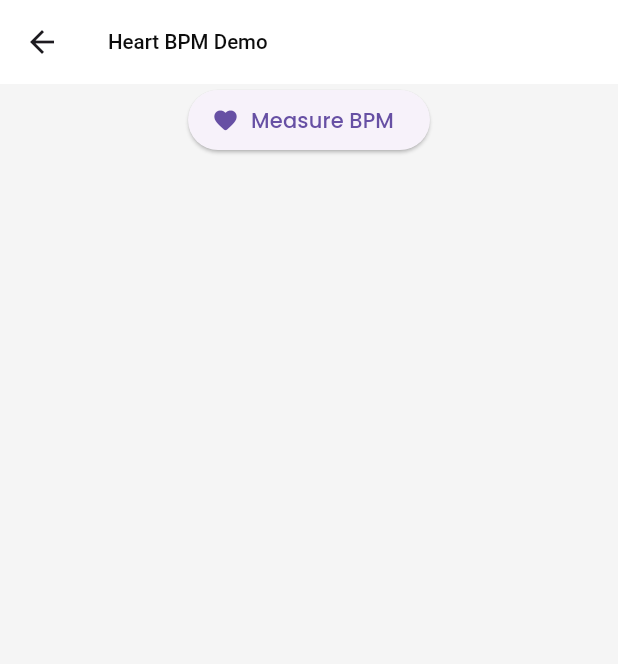
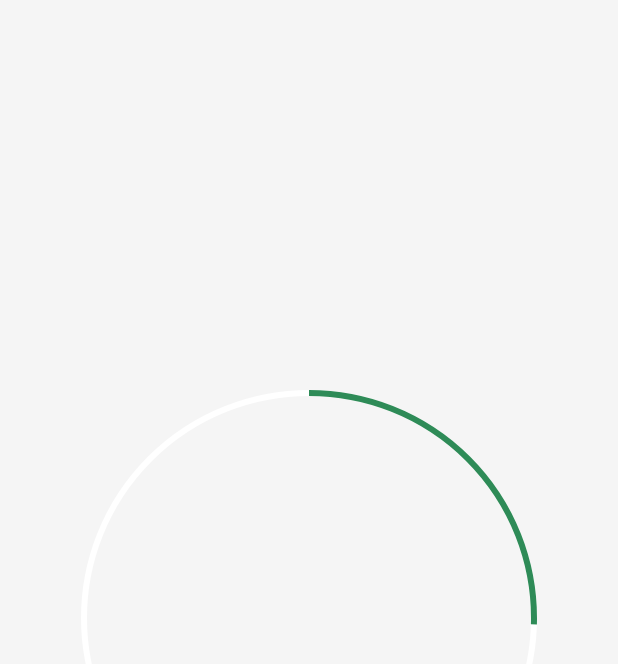
Before and after one commit to iamVictorSam/heart_beat_app, a Flutter app: the HomePage screen opened directly, on a phone screen of 412 x 824 dp. Shown: the top 664 px of the screen. Run offline on Flutter 3.47's test engine with Material 3 defaults, Android fonts, the phone set to English and light mode, and no system bars; our stand-ins replace flutter_screenutil, flutter_spinkit, gap, get, google_fonts; missing offline and left inert: heart_bpm.

Commit message:
working on ui

```diff
--- /dev/null
+++ b/lib/home/home.dart
@@ -0,0 +1,179 @@
+import 'dart:async';
+
+import 'package:flutter/material.dart';
+import 'package:flutter_screenutil/flutter_screenutil.dart';
+import 'package:flutter_spinkit/flutter_spinkit.dart';
+import 'package:heart_beat_app/helpers/constants.dart';
+import 'package:heart_bpm/chart.dart';
+import 'package:heart_bpm/heart_bpm.dart';
+
+class HomePage extends StatefulWidget {
+  const HomePage({super.key});
+
+  @override
+  _HomePageState createState() => _HomePageState();
+}
+
+class _HomePageState extends State<HomePage> {
+  List<SensorValue> data = [];
+  List<SensorValue> bpmValues = [];
+  //  Widget chart = BPMChart(data);
+
+  bool isBPMEnabled = false;
+  Widget? dialog;
+  double _progress = 0.0; // Track progress (0.0 to 1.0)
+  Timer? _timer;
+
+  @override
+  void initState() {
+    super.initState();
+    _startTimer();
+  }
+
+  @override
+  void dispose() {
+    _timer?.cancel();
+    super.dispose();
+  }
+
+  void _startTimer() {
+    _timer = Timer.periodic(const Duration(milliseconds: 50), (timer) {
+      setState(() {
+        _progress += 0.0067; // Increment progress by 1/15 every 50ms
+        if (_progress >= 1.0) {
+          _timer?.cancel(); // Stop timer when progress reaches 1.0
+        }
+      });
+    });
+  }
+
+  @override
+  Widget build(BuildContext context) {
+    return Scaffold(
+      backgroundColor: Colors.grey.shade100,
+      // appBar: AppBar(
+      //   backgroundColor: Colors.white,
+      //   title: const Text('Heart BPM Demo'),
+      // ),
+      body: Column(
+        crossAxisAlignment: CrossAxisAlignment.center,
+        mainAxisAlignment: MainAxisAlignment.center,
+        children: [
+          isBPMEnabled
+              ? dialog = HeartBPMDialog(
+                  context: context,
+                  showTextValues: true,
+                  alpha: 1,
+                  borderRadius: 100,
+                  sampleDelay: 5000 ~/ 70,
+                  onRawData: (value) {
+                    setState(() {
+                      if (data.length >= 100) data.removeAt(0);
+                      data.add(value);
+                    });
+                    // chart = BPMChart(data);
+                  },
+                  onBPM: (value) => setState(() {
+                    if (bpmValues.length >= 100) bpmValues.removeAt(0);
+                    bpmValues.add(SensorValue(
+                        value: value.toDouble(), time: DateTime.now()));
+                  }),
+                  // sampleDelay: 1000 ~/ 20,
+                  // child: Container(
+                  //   height: 50,
+                  //   width: 100,
+                  //   child: BPMChart(data),
+                  // ),
+                )
+              : const SizedBox(),
+          isBPMEnabled && data.isNotEmpty
+              ? Container(
+                  decoration: BoxDecoration(border: Border.all()),
+                  height: 180,
+                  child: BPMChart(data),
+                )
+              : const SizedBox(),
+          isBPMEnabled && bpmValues.isNotEmpty
+              ? Container(
+                  decoration: BoxDecoration(border: Border.all()),
+                  constraints: const BoxConstraints.expand(height: 180),
+                  child: BPMChart(bpmValues),
+                )
+              : const SizedBox(),
+          // Center(
+          //   child: ElevatedButton.icon(
+          //     icon: const Icon(Icons.favorite_rounded),
+          //     label: Text(isBPMEnabled ? "Stop measurement" : "Measure BPM"),
+          // onPressed: () => setState(() {
+          //   if (isBPMEnabled) {
+          //     isBPMEnabled = false;
+          //     // dialog.
+          //   } else {
+          //     isBPMEnabled = true;
+          //   }
+          // }),
+          //   ),
+          // ),
+          Center(
+            child: SizedBox(
+              width: 300,
+              height: 300,
+              child: CircularProgressIndicator(
+                value: _progress, // Set progress value
+                backgroundColor: kWhite,
+                color: kPrimary,
+              ),
+            ),
+          ),
+          Visibility(
+            visible: isBPMEnabled,
+            child: GestureDetector(
+              onTap: () => setState(() {
+                if (isBPMEnabled) {
+                  isBPMEnabled = false;
+                  // dialog.
+                } else {
+                  isBPMEnabled = true;
+                }
+              }),
+              child: Stack(
+                children: [
+                  SpinKitRipple(
+                    itemBuilder: (_, int index) {
+                      return DecoratedBox(
+                        decoration: BoxDecoration(
+                            color: index.isEven ? kPrimary : kPrimaryLight,
+                            borderRadius: BorderRadius.circular(200)),
+                      );
+                    },
+                    size: 400,
+                  ),
+                  Positioned(
+                    top: 0,
+                    bottom: 0,
+                    left: 0,
+                    right: 0,
+                    child: Center(
+                      child: CircleAvatar(
+                        radius: 110,
+                        backgroundColor: kWhite,
+                        child: CircleAvatar(
+                          backgroundColor: kPrimary.withOpacity(0.9),
+                          radius: 100,
+                          child: Text(
+                            'Tap to start!',
+                            style: TextStyle(fontSize: 18.sp),
+                          ),
+                        ),
+                      ),
+                    ),
+                  ),
+                ],
+              ),
+            ),
+          ),
+        ],
+      ),
+    );
+  }
+}
--- a/lib/main.dart
+++ b/lib/main.dart
@@ -3,8 +3,6 @@ import 'package:flutter_screenutil/flutter_screenutil.dart';
 import 'package:get/get.dart';
 import 'package:heart_beat_app/helpers/theme.dart';
 import 'package:heart_beat_app/splash/splash_screen.dart';
-import 'package:heart_bpm/chart.dart';
-import 'package:heart_bpm/heart_bpm.dart';
 
 void main() {
   runApp(const MyApp());
@@ -33,89 +31,3 @@ class MyApp extends StatelessWidget {
     );
   }
 }
-
-class HomePage extends StatefulWidget {
-  const HomePage({super.key});
-
-  @override
-  _HomePageState createState() => _HomePageState();
-}
-
-class _HomePageState extends State<HomePage> {
-  List<SensorValue> data = [];
-  List<SensorValue> bpmValues = [];
-  //  Widget chart = BPMChart(data);
-
-  bool isBPMEnabled = false;
-  Widget? dialog;
-
-  @override
-  Widget build(BuildContext context) {
-    return Scaffold(
-      backgroundColor: Colors.grey.shade100,
-      appBar: AppBar(
-        backgroundColor: Colors.white,
-        title: const Text('Heart BPM Demo'),
-      ),
-      body: Column(
-        children: [
-          isBPMEnabled
-              ? dialog = HeartBPMDialog(
-                  context: context,
-                  showTextValues: true,
-                  alpha: 1,
-                  borderRadius: 10,
-                  sampleDelay: 5000 ~/ 70,
-                  onRawData: (value) {
-                    setState(() {
-                      if (data.length >= 100) data.removeAt(0);
-                      data.add(value);
-                    });
-                    // chart = BPMChart(data);
-                  },
-                  onBPM: (value) => setState(() {
-                    if (bpmValues.length >= 100) bpmValues.removeAt(0);
-                    bpmValues.add(SensorValue(
-                        value: value.toDouble(), time: DateTime.now()));
-                  }),
-                  // sampleDelay: 1000 ~/ 20,
-                  // child: Container(
-                  //   height: 50,
-                  //   width: 100,
-                  //   child: BPMChart(data),
-                  // ),
-                )
-              : const SizedBox(),
-          isBPMEnabled && data.isNotEmpty
-              ? Container(
-                  decoration: BoxDecoration(border: Border.all()),
-                  height: 180,
-                  child: BPMChart(data),
-                )
-              : const SizedBox(),
-          isBPMEnabled && bpmValues.isNotEmpty
-              ? Container(
-                  decoration: BoxDecoration(border: Border.all()),
-                  constraints: const BoxConstraints.expand(height: 180),
-                  child: BPMChart(bpmValues),
-                )
-              : const SizedBox(),
-          Center(
-            child: ElevatedButton.icon(
-              icon: const Icon(Icons.favorite_rounded),
-              label: Text(isBPMEnabled ? "Stop measurement" : "Measure BPM"),
-              onPressed: () => setState(() {
-                if (isBPMEnabled) {
-                  isBPMEnabled = false;
-                  // dialog.
-                } else {
-                  isBPMEnabled = true;
-                }
-              }),
-            ),
-          ),
-        ],
-      ),
-    );
-  }
-}
--- a/lib/onboarding/onboarding_screen.dart
+++ b/lib/onboarding/onboarding_screen.dart
@@ -3,6 +3,7 @@ import 'package:flutter_screenutil/flutter_screenutil.dart';
 import 'package:gap/gap.dart';
 import 'package:get/get.dart';
 import 'package:heart_beat_app/helpers/constants.dart';
+import 'package:heart_beat_app/home/home.dart';
 import 'package:heart_beat_app/widget/default_btn.dart';
 
 class OnboardingScreen extends StatefulWidget {
@@ -81,7 +82,7 @@ class _OnboardingScreenState extends State<OnboardingScreen> {
                       padding: const EdgeInsets.symmetric(horizontal: 40.0),
                       child: DefaultBtn(
                         press: () {
-                          // Get.off(() => const SignUpSelection());
+                          Get.off(() => const HomePage());
                         },
                         label: 'Get Started',
                       ),
--- a/pubspec.yaml
+++ b/pubspec.yaml
@@ -41,6 +41,7 @@ dependencies:
   flutter_svg: ^2.0.10+1
   gap: ^3.0.1
   google_fonts: ^6.2.0
+  flutter_spinkit: ^5.2.1
 
 dev_dependencies:
   flutter_test:
```
Also changed, not shown: pubspec.lock.
